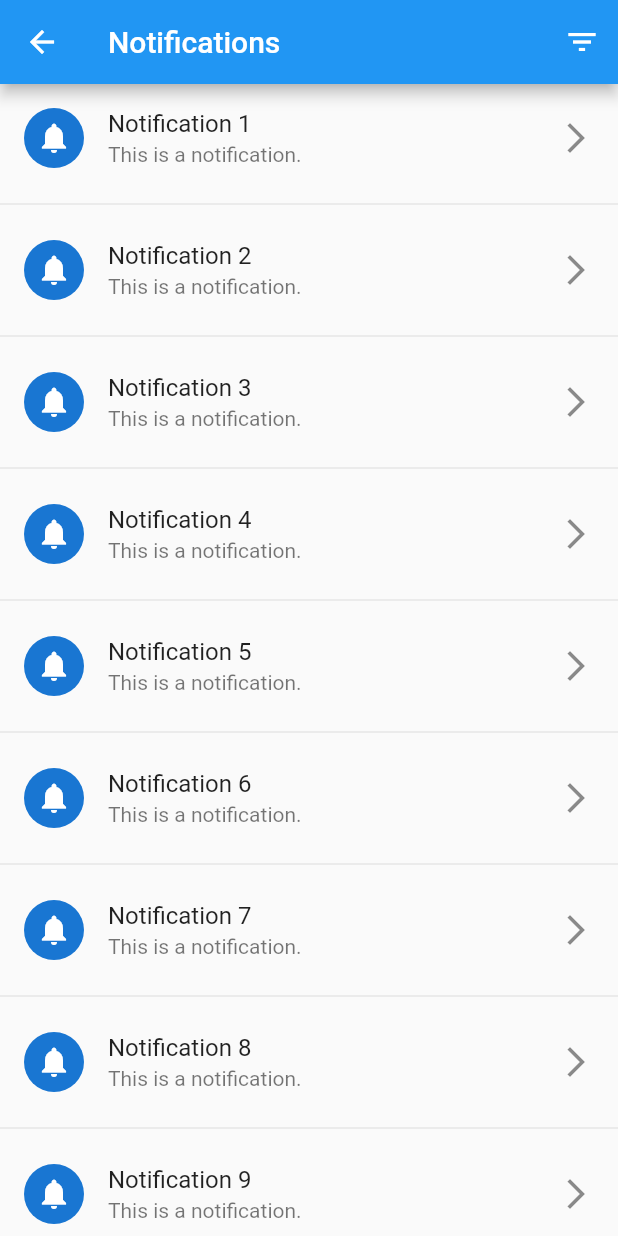
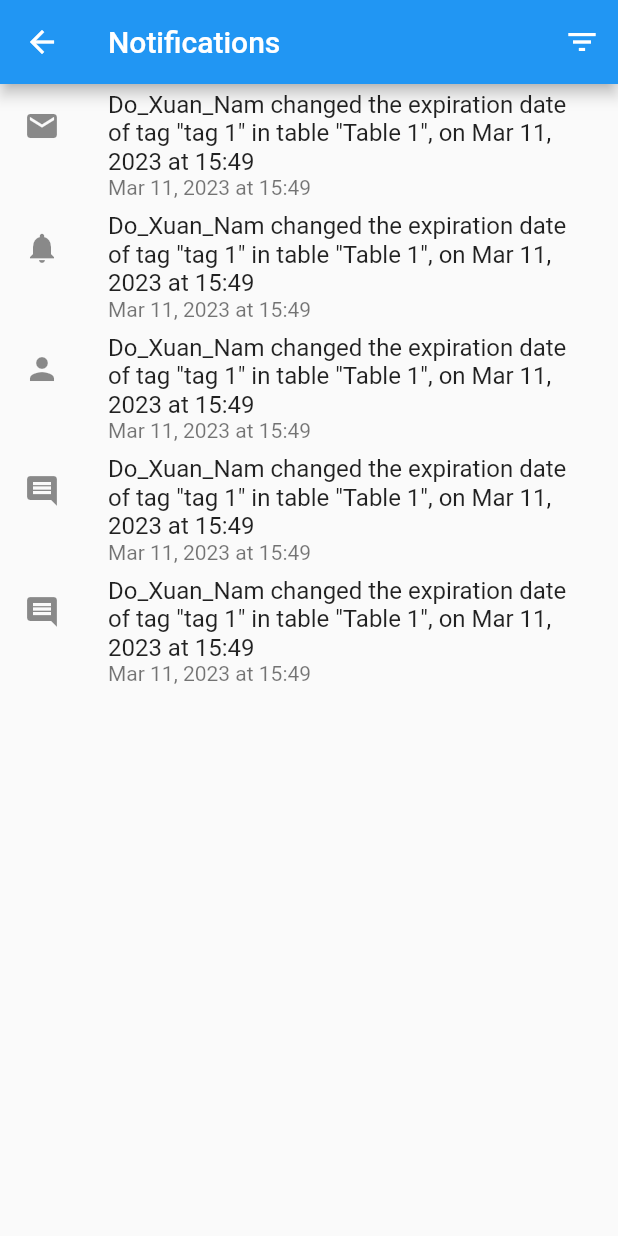
Before and after one commit to devcuongbui/app_demo, a Flutter app: the NotificationScreen screen opened directly, on a phone screen of 412 x 824 dp. Run offline on Flutter 3.47's test engine with Material 2 defaults, Android fonts, the phone set to English and light mode, and no system bars; our stand-ins replace image_picker; network calls fail.

Commit message:
update 12/03

```diff
--- a/lib/main.dart
+++ b/lib/main.dart
@@ -1,8 +1,10 @@
 import 'package:demo/create_screen.dart';
 import 'package:flutter/material.dart';
+
 import 'login_screen.dart';
 import 'my_cards_screen.dart';
 import 'board_screen.dart';
+import 'list_screen.dart';
 
 void main() {
   runApp(const MyApp());
@@ -11,11 +13,13 @@ void main() {
 class MyApp extends StatelessWidget {
   const MyApp({super.key});
 
+
   // This widget is the root of your application.
   @override
   Widget build(BuildContext context) {
     return MaterialApp(
       title: 'Flutter Demo',
+      debugShowCheckedModeBanner: false,
       theme: ThemeData(
         // This is the theme of your application.
         //
--- a/lib/notification_screen.dart
+++ b/lib/notification_screen.dart
@@ -1,6 +1,53 @@
 import 'package:flutter/material.dart';
 
-class NotificationScreen extends StatelessWidget {
+class NotificationScreen extends StatefulWidget {
+  @override
+  _NotificationScreenState createState() => _NotificationScreenState();
+}
+
+class _NotificationScreenState extends State<NotificationScreen> {
+  String _selectedFilter = "All categories"; // initialize filter value
+  List<Map<String, dynamic>> _notifications = [
+    {
+      'id': 1,
+      'notification type': 'Unread',
+      'notificationMessage':
+          'Do_Xuan_Nam changed the expiration date of tag "tag 1" in table "Table 1", on Mar 11, 2023 at 15:49',
+      'notificationIcon':
+          Icons.table_chart_outlined, // icon for Unread notification type
+    },
+    {
+      'id': 2,
+      'notification type': 'All categories',
+      'notificationMessage':
+          'Do_Xuan_Nam changed the expiration date of tag "tag 1" in table "Table 1", on Mar 11, 2023 at 15:49',
+      'notificationIcon':
+          Icons.notifications, // icon for All categories notification type
+    },
+    {
+      'id': 3,
+      'notification type': 'Me',
+      'notificationMessage':
+          'Do_Xuan_Nam changed the expiration date of tag "tag 1" in table "Table 1", on Mar 11, 2023 at 15:49',
+      'notificationIcon': Icons.person, // icon for Me notification type
+    },
+    {
+      'id': 4,
+      'notification type': 'Comment',
+      'notificationMessage':
+          'Do_Xuan_Nam changed the expiration date of tag "tag 1" in table "Table 1", on Mar 11, 2023 at 15:49',
+      'notificationIcon': Icons.comment, // icon for Comment notification type
+    },
+    {
+      'id': 5,
+      'notification type': 'Comment',
+      'notificationMessage':
+          'Do_Xuan_Nam changed the expiration date of tag "tag 1" in table "Table 1", on Mar 11, 2023 at 15:49',
+      'notificationIcon':
+          Icons.table_chart_outlined, // icon for Comment notification type
+    },
+  ];
+
   @override
   Widget build(BuildContext context) {
     return Scaffold(
@@ -22,32 +69,45 @@ class NotificationScreen extends StatelessWidget {
                           title: Text('Unread'),
                           onTap: () {
                             // Handle selection
+                            setState(() {
+                              _selectedFilter = "Unread";
+                            });
                             Navigator.pop(context);
                           },
+                          selected: _selectedFilter == "Unread",
+                          trailing: _selectedFilter == "Unread"
+                              ? Icon(Icons.circle, color: Colors.red, size: 12)
+                              : null,
                         ),
                         ListTile(
                           leading: Icon(Icons.category),
                           title: Text('All categories'),
                           onTap: () {
                             // Handle selection
+                            setState(() {
+                              _selectedFilter = "All categories";
+                            });
                             Navigator.pop(context);
                           },
+                          selected: _selectedFilter == "All categories",
+                          trailing: _selectedFilter == "All categories"
+                              ? Icon(Icons.circle, color: Colors.red, size: 12)
+                              : null,
                         ),
                         ListTile(
                           leading: Icon(Icons.person),
                           title: Text('Me'),
                           onTap: () {
                             // Handle selection
+                            setState(() {
+                              _selectedFilter = "Me";
+                            });
                             Navigator.pop(context);
                           },
-                        ),
-                        ListTile(
-                          leading: Icon(Icons.comment),
-                          title: Text('Comment'),
-                          onTap: () {
-                            // Handle selection
-                            Navigator.pop(context);
-                          },
+                          selected: _selectedFilter == "Me",
+                          trailing: _selectedFilter == "Me"
+                              ? Icon(Icons.circle, color: Colors.red, size: 12)
+                              : null,
                         ),
                       ],
                     ),
@@ -58,21 +118,37 @@ class NotificationScreen extends StatelessWidget {
           ),
         ],
       ),
-      body: ListView.separated(
-        separatorBuilder: (context, index) => Divider(),
-        itemCount: 10,
-        itemBuilder: (context, index) {
-          return ListTile(
-            leading: CircleAvatar(
-              child: Icon(Icons.notifications),
-            ),
-            title: Text('Notification ${index + 1}'),
-            subtitle: Text('This is a notification.'),
-            trailing: Icon(Icons.arrow_forward_ios),
-            onTap: () {
-              // Do something when a notification is tapped
-            },
-          );
+      body: ListView.builder(
+        itemCount: _notifications.length,
+        itemBuilder: (BuildContext context, int index) {
+          final notification = _notifications[index];
+          //check notification type and set corresponding icon
+          IconData iconData;
+          switch (notification['notification type']) {
+            case 'Unread':
+              iconData = Icons.markunread;
+              break;
+            case 'All categories':
+              iconData = Icons.notifications;
+              break;
+            case 'Me':
+              iconData = Icons.person;
+              break;
+            case 'Comment':
+              iconData = Icons.comment;
+              break;
+            default:
+              iconData = Icons.notifications;
+              break;
+          }
+          return _selectedFilter == "All categories" ||
+                  _selectedFilter == notification['notification type']
+              ? ListTile(
+                  leading: Icon(iconData),
+                  title: Text(notification['notificationMessage']),
+                  subtitle: Text('Mar 11, 2023 at 15:49'),
+                )
+              : SizedBox.shrink();
         },
       ),
     );
--- a/lib/signup_screen.dart
+++ b/lib/signup_screen.dart
@@ -15,7 +15,8 @@ class _SignupScreenState extends State<SignupScreen> {
   @override
   void initState() {
     super.initState();
-    _imageFile = File('');
+    _imageFile = File(
+        '/data/user/0/com.example.demo/cache/a18fddf6-d830-4edc-9fc9-8010c84e9130/images.jpeg');
   }
 
   Future<void> _pickImage() async {
--- a/pubspec.yaml
+++ b/pubspec.yaml
@@ -32,8 +32,6 @@ dependencies:
     sdk: flutter
   image_picker: ^0.8.4+4
   intl: ^0.17.0
-
-
 
   # The following adds the Cupertino Icons font to your application.
   # Use with the CupertinoIcons class for iOS style icons.
```
Also changed, not shown: lib/account_screen.dart (+14 -1 lines), lib/board_screen.dart (+10 -3 lines), lib/list_screen.dart (added, +373 -0 lines).
